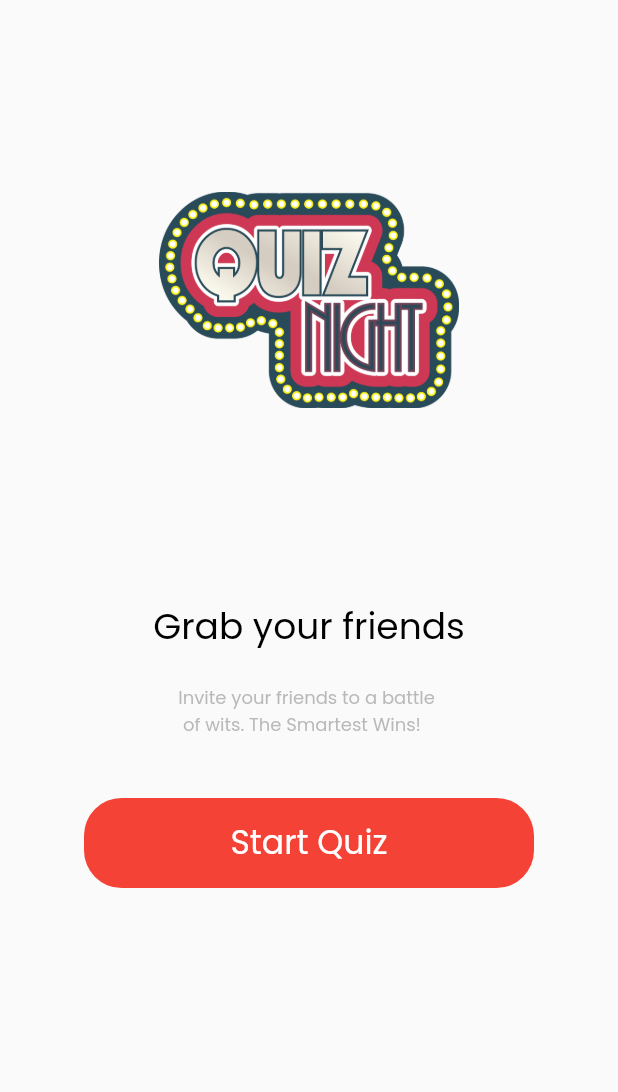
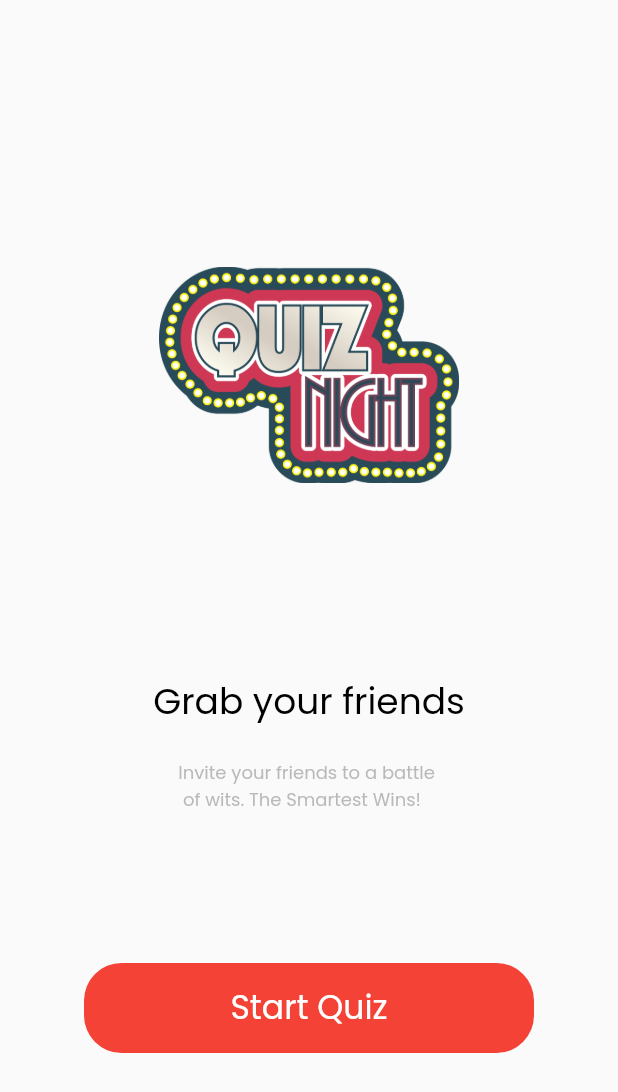
Before and after one commit to rehanhamayun/quiz_night_app, a Flutter app: the screen it shows after launch, on a phone screen of 412 x 824 dp. Shown: the top 1092 px of the screen. Run offline on Flutter 3.47's test engine with Material 2 defaults, Android fonts, the phone set to English and light mode, and no system bars; our stand-ins replace google_fonts.

Commit message:
const fix

```diff
--- a/lib/Screens/homepage.dart
+++ b/lib/Screens/homepage.dart
@@ -10,8 +10,8 @@ class HomePage extends StatelessWidget {
     return Scaffold(
       body: Column(
         children: [
-          SizedBox(
-            height: 100,
+          const SizedBox(
+            height: 150,
           ),
           Center(
             child: Image.asset(
@@ -20,7 +20,7 @@ class HomePage extends StatelessWidget {
               width: 200,
             ),
           ),
-          SizedBox(
+          const SizedBox(
             height: 100,
           ),
           headingText(
@@ -37,8 +37,8 @@ class HomePage extends StatelessWidget {
                   "Invite your friends to a battle \n of wits. The Smartest Wins!",
               size: 12,
               color: Colors.grey.withOpacity(0.7)),
-          SizedBox(
-            height: 40,
+          const SizedBox(
+            height: 100,
           ),
           GestureDetector(
             onTap: () {
```
Also changed, not shown: lib/Screens/quiz_screen.dart (+18 -17 lines), 2 other files.
